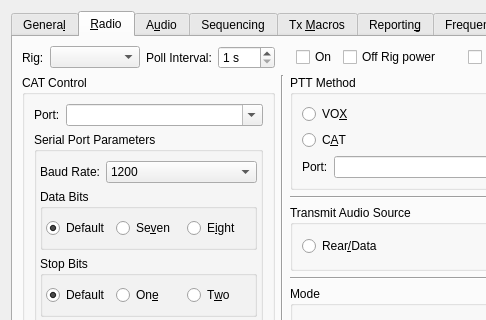
First picture: the form in Configuration.ui, repository jtdx-project/jtdx, before the edit; both pictures show x 0 to 486 and y 0 to 320 of the 700 by 567 pixel window.
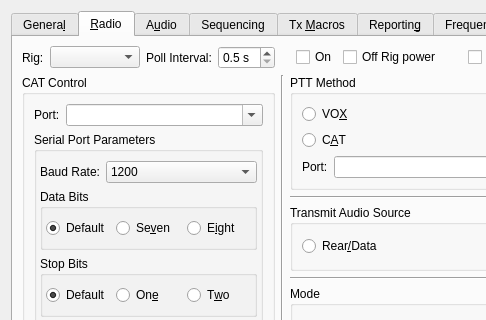
Second picture: the form after the edit. The open tabs and pages were chosen to show the change.

What changed in the file:
```diff
--- a/Configuration.ui
+++ b/Configuration.ui
@@ -726,8 +726,11 @@
            <property name="suffix">
             <string> s</string>
            </property>
+           <property name="specialValueText">
+            <string>0.5 s</string>
+           </property>
            <property name="minimum">
-            <number>1</number>
+            <number>0</number>
            </property>
            <property name="maximum">
             <number>999</number>
```
